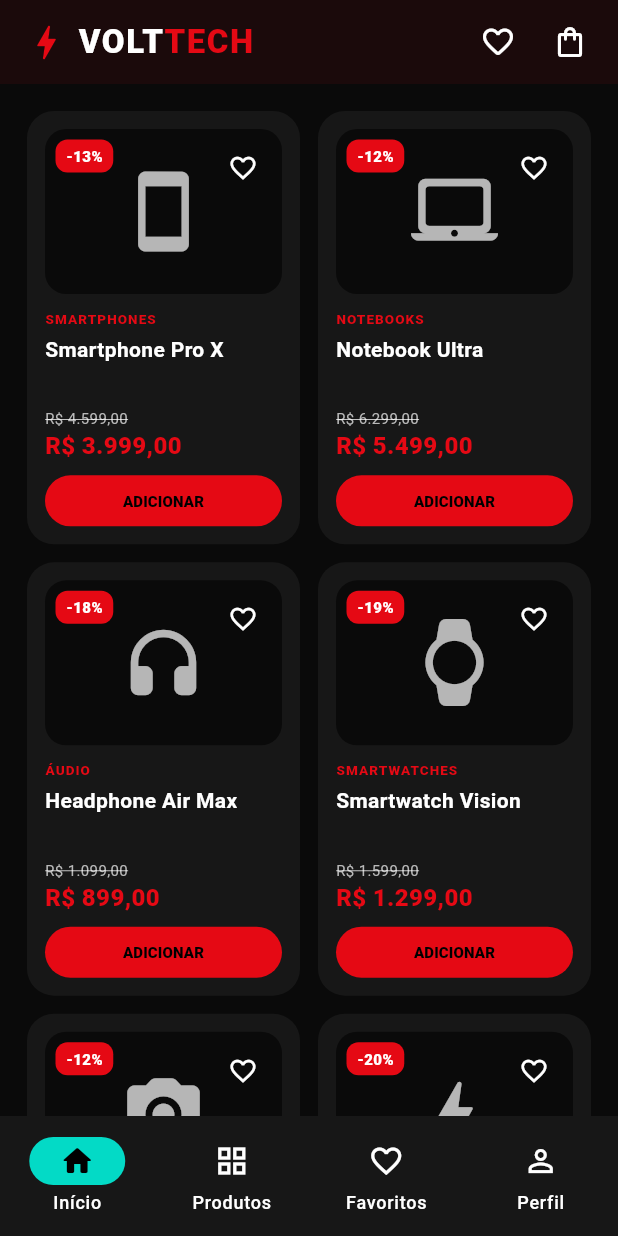
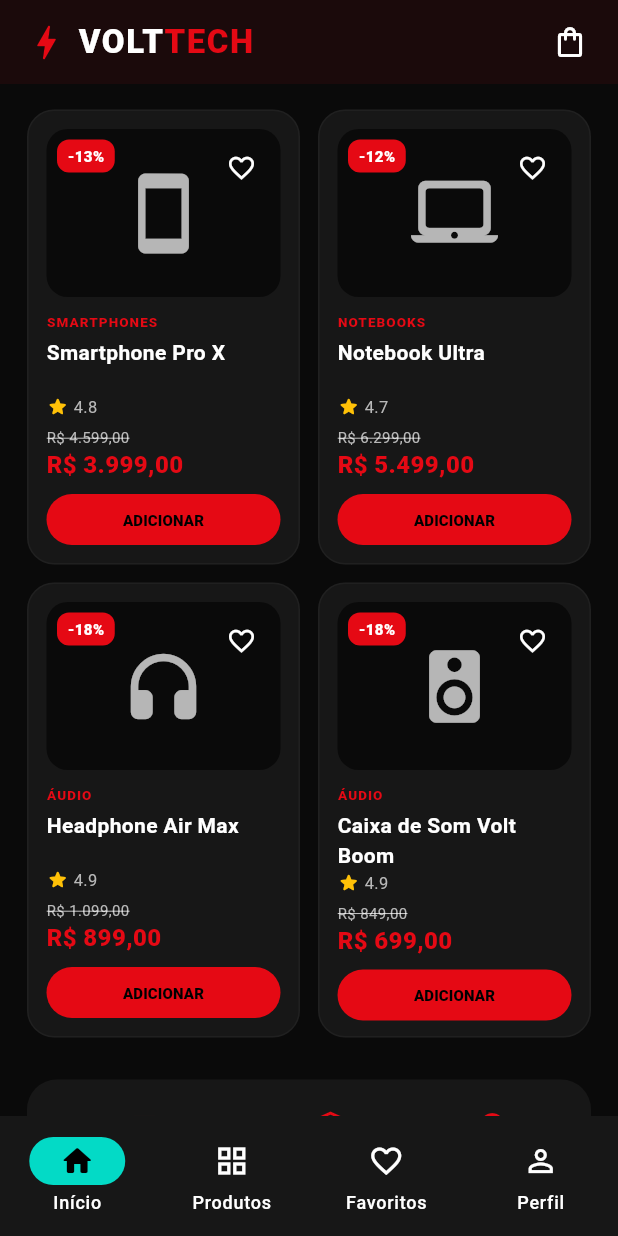
Before and after one commit to camposdigo/VoltTech, a Flutter app: the screen it shows after launch, scrolled down 576 dp, on a phone screen of 412 x 824 dp. Run offline on Flutter 3.47's test engine with Material 3 defaults, Android fonts, the light colour scheme and no system bars; our stand-ins replace supabase_flutter; accounts and stored records are empty.

Commit message:
CP5: implementa navegação e home funcional

```diff
--- a/lib/screens/home_screen.dart
+++ b/lib/screens/home_screen.dart
@@ -1,5 +1,14 @@
 import 'package:flutter/material.dart';
+import '../controllers/volttech_store.dart';
+import '../data/mock_products.dart';
+import '../models/product.dart';
 import '../theme/app_theme.dart';
+import '../widgets/product_card.dart';
+import 'cart_screen.dart';
+import 'favorites_screen.dart';
+import 'product_details_screen.dart';
+import 'products_screen.dart';
+import 'profile_screen.dart';
 
 class HomeScreen extends StatefulWidget {
   const HomeScreen({super.key});
@@ -10,150 +19,52 @@ class HomeScreen extends StatefulWidget {
 
 class _HomeScreenState extends State<HomeScreen> {
   int currentIndex = 0;
-  int cartItems = 0;
-  String selectedCategory = 'Todos';
 
-  final categories = const [
-    ('Todos', Icons.grid_view_rounded),
-    ('Smartphones', Icons.smartphone_rounded),
-    ('Notebooks', Icons.laptop_mac_rounded),
-    ('Áudio', Icons.headphones_rounded),
-    ('Câmeras', Icons.photo_camera_rounded),
-    ('Smartwatches', Icons.watch_rounded),
-    ('Acessórios', Icons.cable_rounded),
+  final pages = const [
+    _HomeTab(),
+    ProductsScreen(),
+    FavoritesScreen(),
+    ProfileScreen(),
   ];
 
-  final products = const [
-    Product('Smartphone Pro X', 'Smartphones', 'R\$ 3.999,00', 'R\$ 4.599,00', Icons.smartphone_rounded, 13),
-    Product('Notebook Ultra', 'Notebooks', 'R\$ 5.499,00', 'R\$ 6.299,00', Icons.laptop_mac_rounded, 12),
-    Product('Headphone Air Max', 'Áudio', 'R\$ 899,00', 'R\$ 1.099,00', Icons.headphones_rounded, 18),
-    Product('Smartwatch Vision', 'Smartwatches', 'R\$ 1.299,00', 'R\$ 1.599,00', Icons.watch_rounded, 19),
-    Product('Câmera Vision 4K', 'Câmeras', 'R\$ 2.799,00', 'R\$ 3.199,00', Icons.photo_camera_rounded, 12),
-    Product('Carregador Turbo 65W', 'Acessórios', 'R\$ 199,00', 'R\$ 249,00', Icons.bolt_rounded, 20),
-  ];
+  final titles = const ['VoltTech', 'Produtos', 'Favoritos', 'Perfil'];
 
   @override
   Widget build(BuildContext context) {
-    final visible = selectedCategory == 'Todos'
-        ? products
-        : products.where((p) => p.category == selectedCategory).toList();
+    final store = VoltTechStore.instance;
 
     return Scaffold(
       appBar: AppBar(
-        title: const Row(children: [
+        title: currentIndex == 0
+            ? const Row(
+                children: [
                   Icon(Icons.bolt_rounded, color: AppTheme.primary, size: 30),
                   SizedBox(width: 6),
                   Text('VOLT', style: TextStyle(fontWeight: FontWeight.w900, letterSpacing: 1)),
                   Text('TECH', style: TextStyle(color: AppTheme.primary, fontWeight: FontWeight.w900, letterSpacing: 1)),
-        ]),
+                ],
+              )
+            : Text(titles[currentIndex], style: const TextStyle(fontWeight: FontWeight.w900)),
         actions: [
-          IconButton(onPressed: () {}, icon: const Icon(Icons.favorite_border_rounded)),
-          Badge(
-            label: Text('$cartItems'),
-            isLabelVisible: cartItems > 0,
-            child: IconButton(onPressed: () {}, icon: const Icon(Icons.shopping_bag_outlined)),
+          AnimatedBuilder(
+            animation: store,
+            builder: (context, _) => Badge(
+              label: Text(store.cartCount.toString()),
+              isLabelVisible: store.cartCount > 0,
+              child: IconButton(
+                tooltip: 'Carrinho',
+                onPressed: () => Navigator.of(context).push(MaterialPageRoute(builder: (_) => const CartScreen())),
+                icon: const Icon(Icons.shopping_bag_outlined),
+              ),
+            ),
           ),
           const SizedBox(width: 8),
         ],
       ),
-      body: SafeArea(
-        child: ListView(
-          padding: const EdgeInsets.fromLTRB(18, 8, 18, 28),
-          children: [
-            TextField(
-              decoration: InputDecoration(
-                hintText: 'O que você está procurando?',
-                prefixIcon: const Icon(Icons.search_rounded),
-                suffixIcon: IconButton(onPressed: () {}, icon: const Icon(Icons.tune_rounded)),
-                filled: true,
-                fillColor: AppTheme.surface,
-                border: OutlineInputBorder(borderRadius: BorderRadius.circular(16), borderSide: BorderSide.none),
-              ),
-            ),
-            const SizedBox(height: 20),
-            Container(
-              padding: const EdgeInsets.all(24),
-              decoration: BoxDecoration(
-                gradient: const LinearGradient(colors: [Color(0xFF1B090B), Color(0xFF090909)]),
-                borderRadius: BorderRadius.circular(24),
-                border: Border.all(color: AppTheme.primary.withValues(alpha: .35)),
-              ),
-              child: Row(children: [
-                Expanded(child: Column(crossAxisAlignment: CrossAxisAlignment.start, children: [
-                  Container(
-                    padding: const EdgeInsets.symmetric(horizontal: 10, vertical: 5),
-                    decoration: BoxDecoration(color: AppTheme.primary, borderRadius: BorderRadius.circular(20)),
-                    child: const Text('OFERTA RELÂMPAGO', style: TextStyle(fontSize: 10, fontWeight: FontWeight.w900)),
-                  ),
-                  const SizedBox(height: 14),
-                  const Text('Tecnologia que\nacelera seu mundo.', style: TextStyle(fontSize: 27, fontWeight: FontWeight.w900, height: 1.05)),
-                  const SizedBox(height: 10),
-                  const Text('Até 30% OFF em produtos selecionados.', style: TextStyle(color: AppTheme.textSecondary, fontSize: 13)),
-                  const SizedBox(height: 16),
-                  FilledButton(onPressed: () {}, child: const Text('VER OFERTAS')),
-                ])),
-                const SizedBox(width: 10),
-                const Icon(Icons.devices_rounded, size: 82, color: AppTheme.primary),
-              ]),
-            ),
-            const SizedBox(height: 26),
-            const _SectionTitle(title: 'Categorias', action: 'Ver todas'),
-            const SizedBox(height: 14),
-            SizedBox(
-              height: 86,
-              child: ListView.separated(
-                scrollDirection: Axis.horizontal,
-                itemCount: categories.length,
-                separatorBuilder: (_, __) => const SizedBox(width: 10),
-                itemBuilder: (_, i) {
-                  final item = categories[i];
-                  final active = selectedCategory == item.$1;
-                  return InkWell(
-                    borderRadius: BorderRadius.circular(16),
-                    onTap: () => setState(() => selectedCategory = item.$1),
-                    child: Container(
-                      width: 88,
-                      padding: const EdgeInsets.all(10),
-                      decoration: BoxDecoration(
-                        color: active ? AppTheme.primary : AppTheme.surface,
-                        borderRadius: BorderRadius.circular(16),
-                      ),
-                      child: Column(mainAxisAlignment: MainAxisAlignment.center, children: [
-                        Icon(item.$2, size: 25),
-                        const SizedBox(height: 7),
-                        Text(item.$1, maxLines: 1, overflow: TextOverflow.ellipsis, style: const TextStyle(fontSize: 11, fontWeight: FontWeight.w600)),
-                      ]),
-                    ),
-                  );
-                },
-              ),
-            ),
-            const SizedBox(height: 28),
-            const _SectionTitle(title: 'Mais vendidos', action: 'Ver todos'),
-            const SizedBox(height: 14),
-            GridView.builder(
-              shrinkWrap: true,
-              physics: const NeverScrollableScrollPhysics(),
-              itemCount: visible.length,
-              gridDelegate: const SliverGridDelegateWithFixedCrossAxisCount(crossAxisCount: 2, childAspectRatio: .63, crossAxisSpacing: 12, mainAxisSpacing: 12),
-              itemBuilder: (_, i) => _ProductCard(product: visible[i], onAdd: () => setState(() => cartItems++)),
-            ),
-            const SizedBox(height: 28),
-            Container(
-              padding: const EdgeInsets.all(20),
-              decoration: BoxDecoration(color: AppTheme.surface, borderRadius: BorderRadius.circular(20)),
-              child: const Row(mainAxisAlignment: MainAxisAlignment.spaceAround, children: [
-                _Benefit(Icons.local_shipping_outlined, 'Entrega rápida'),
-                _Benefit(Icons.verified_user_outlined, 'Compra segura'),
-                _Benefit(Icons.workspace_premium_outlined, 'Garantia'),
-              ]),
-            ),
-          ],
-        ),
-      ),
+      body: IndexedStack(index: currentIndex, children: pages),
       bottomNavigationBar: NavigationBar(
         selectedIndex: currentIndex,
-        onDestinationSelected: (i) => setState(() => currentIndex = i),
+        onDestinationSelected: (index) => setState(() => currentIndex = index),
         destinations: const [
           NavigationDestination(icon: Icon(Icons.home_outlined), selectedIcon: Icon(Icons.home_rounded), label: 'Início'),
           NavigationDestination(icon: Icon(Icons.grid_view_outlined), selectedIcon: Icon(Icons.grid_view_rounded), label: 'Produtos'),
@@ -165,47 +76,176 @@ class _HomeScreenState extends State<HomeScreen> {
   }
 }
 
-class Product {
-  final String name, category, price, oldPrice;
-  final IconData icon;
-  final int discount;
-  const Product(this.name, this.category, this.price, this.oldPrice, this.icon, this.discount);
+class _HomeTab extends StatelessWidget {
+  const _HomeTab();
+
+  @override
+  Widget build(BuildContext context) {
+    final featured = mockProducts.take(4).toList();
+
+    return ListView(
+      padding: const EdgeInsets.fromLTRB(18, 8, 18, 28),
+      children: [
+        TextField(
+          readOnly: true,
+          onTap: () => Navigator.of(context).push(MaterialPageRoute(builder: (_) => const _CatalogPage())),
+          decoration: const InputDecoration(
+            hintText: 'O que você está procurando?',
+            prefixIcon: Icon(Icons.search_rounded),
+            suffixIcon: Icon(Icons.tune_rounded),
+          ),
+        ),
+        const SizedBox(height: 20),
+        Container(
+          padding: const EdgeInsets.all(24),
+          decoration: BoxDecoration(
+            gradient: const LinearGradient(colors: [Color(0xFF1B090B), Color(0xFF090909)]),
+            borderRadius: BorderRadius.circular(24),
+            border: Border.all(color: AppTheme.primary, width: .5),
+          ),
+          child: Row(
+            children: [
+              Expanded(
+                child: Column(
+                  crossAxisAlignment: CrossAxisAlignment.start,
+                  children: [
+                    Container(
+                      padding: const EdgeInsets.symmetric(horizontal: 10, vertical: 5),
+                      decoration: BoxDecoration(color: AppTheme.primary, borderRadius: BorderRadius.circular(20)),
+                      child: const Text('OFERTA RELÂMPAGO', style: TextStyle(fontSize: 10, fontWeight: FontWeight.w900)),
+                    ),
+                    const SizedBox(height: 14),
+                    const Text('Tecnologia que\nacelera seu mundo.', style: TextStyle(fontSize: 27, fontWeight: FontWeight.w900, height: 1.05)),
+                    const SizedBox(height: 10),
+                    const Text('Até 30% OFF em produtos selecionados.', style: TextStyle(color: AppTheme.textSecondary, fontSize: 13)),
+                    const SizedBox(height: 16),
+                    FilledButton(
+                      onPressed: () => Navigator.of(context).push(MaterialPageRoute(builder: (_) => const _CatalogPage())),
+                      child: const Text('VER OFERTAS'),
+                    ),
+                  ],
+                ),
+              ),
+              const SizedBox(width: 10),
+              const Icon(Icons.devices_rounded, size: 82, color: AppTheme.primary),
+            ],
+          ),
+        ),
+        const SizedBox(height: 26),
+        const _SectionTitle(title: 'Categorias'),
+        const SizedBox(height: 14),
+        SizedBox(
+          height: 86,
+          child: ListView.separated(
+            scrollDirection: Axis.horizontal,
+            itemCount: mockCategories.length - 1,
+            separatorBuilder: (_, __) => const SizedBox(width: 10),
+            itemBuilder: (_, index) {
+              final category = mockCategories[index + 1];
+              return InkWell(
+                borderRadius: BorderRadius.circular(16),
+                onTap: () => Navigator.of(context).push(
+                  MaterialPageRoute(builder: (_) => _CatalogPage(initialCategory: category)),
+                ),
+                child: Container(
+                  width: 92,
+                  padding: const EdgeInsets.all(10),
+                  decoration: BoxDecoration(color: AppTheme.surface, borderRadius: BorderRadius.circular(16)),
+                  child: Column(
+                    mainAxisAlignment: MainAxisAlignment.center,
+                    children: [
+                      Icon(_categoryIcon(category), size: 25, color: AppTheme.primary),
+                      const SizedBox(height: 7),
+                      Text(category, maxLines: 1, overflow: TextOverflow.ellipsis, style: const TextStyle(fontSize: 11, fontWeight: FontWeight.w600)),
+                    ],
+                  ),
+                ),
+              );
+            },
+          ),
+        ),
+        const SizedBox(height: 28),
+        const _SectionTitle(title: 'Mais vendidos'),
+        const SizedBox(height: 14),
+        GridView.builder(
+          shrinkWrap: true,
+          physics: const NeverScrollableScrollPhysics(),
+          itemCount: featured.length,
+          gridDelegate: const SliverGridDelegateWithFixedCrossAxisCount(
+            crossAxisCount: 2,
+            childAspectRatio: .60,
+            crossAxisSpacing: 12,
+            mainAxisSpacing: 12,
+          ),
+          itemBuilder: (_, index) {
+            final product = featured[index];
+            return ProductCard(
+              product: product,
+              onTap: () => Navigator.of(context).push(
+                MaterialPageRoute(builder: (_) => ProductDetailsScreen(product: product)),
+              ),
+            );
+          },
+        ),
+        const SizedBox(height: 28),
+        Container(
+          padding: const EdgeInsets.all(20),
+          decoration: BoxDecoration(color: AppTheme.surface, borderRadius: BorderRadius.circular(20)),
+          child: const Row(
+            mainAxisAlignment: MainAxisAlignment.spaceAround,
+            children: [
+              _Benefit(Icons.local_shipping_outlined, 'Entrega rápida'),
+              _Benefit(Icons.verified_user_outlined, 'Compra segura'),
+              _Benefit(Icons.workspace_premium_outlined, 'Garantia'),
+            ],
+          ),
+        ),
+      ],
+    );
+  }
+
+  IconData _categoryIcon(String category) {
+    switch (category) {
+      case 'Smartphones':
+        return Icons.smartphone_rounded;
+      case 'Notebooks':
+        return Icons.laptop_mac_rounded;
+      case 'Áudio':
+        return Icons.headphones_rounded;
+      case 'Câmeras':
+        return Icons.photo_camera_rounded;
+      case 'Smartwatches':
+        return Icons.watch_rounded;
+      default:
+        return Icons.cable_rounded;
+    }
+  }
+}
+
+class _CatalogPage extends StatelessWidget {
+  final String initialCategory;
+  const _CatalogPage({this.initialCategory = 'Todos'});
+
+  @override
+  Widget build(BuildContext context) {
+    return Scaffold(
+      appBar: AppBar(title: const Text('Catálogo')),
+      body: ProductsScreen(initialCategory: initialCategory),
+    );
+  }
 }
 
 class _SectionTitle extends StatelessWidget {
-  final String title, action;
-  const _SectionTitle({required this.title, required this.action});
+  final String title;
+  const _SectionTitle({required this.title});
+
   @override
-  Widget build(BuildContext context) => Row(mainAxisAlignment: MainAxisAlignment.spaceBetween, children: [
+  Widget build(BuildContext context) => Row(
+        mainAxisAlignment: MainAxisAlignment.spaceBetween,
+        children: [
           Text(title, style: const TextStyle(fontSize: 20, fontWeight: FontWeight.w800)),
-    Text(action, style: const TextStyle(color: AppTheme.primary, fontSize: 12, fontWeight: FontWeight.w700)),
-  ]);
-}
-
-class _ProductCard extends StatelessWidget {
-  final Product product;
-  final VoidCallback onAdd;
-  const _ProductCard({required this.product, required this.onAdd});
-  @override
-  Widget build(BuildContext context) => Container(
-    padding: const EdgeInsets.all(12),
-    decoration: BoxDecoration(color: AppTheme.surface, borderRadius: BorderRadius.circular(18)),
-    child: Column(crossAxisAlignment: CrossAxisAlignment.start, children: [
-      Stack(children: [
-        Container(height: 110, decoration: BoxDecoration(color: AppTheme.background, borderRadius: BorderRadius.circular(14)), child: Center(child: Icon(product.icon, size: 58, color: Colors.white70))),
-        Positioned(top: 7, left: 7, child: Container(padding: const EdgeInsets.symmetric(horizontal: 7, vertical: 4), decoration: BoxDecoration(color: AppTheme.primary, borderRadius: BorderRadius.circular(8)), child: Text('-${product.discount}%', style: const TextStyle(fontSize: 10, fontWeight: FontWeight.w800)))),
-        Positioned(top: 2, right: 2, child: IconButton(onPressed: () {}, icon: const Icon(Icons.favorite_border, size: 20))),
-      ]),
-      const SizedBox(height: 10),
-      Text(product.category.toUpperCase(), style: const TextStyle(color: AppTheme.primary, fontSize: 9, fontWeight: FontWeight.w800, letterSpacing: .7)),
-      const SizedBox(height: 4),
-      Text(product.name, maxLines: 2, overflow: TextOverflow.ellipsis, style: const TextStyle(fontWeight: FontWeight.w700, fontSize: 14)),
-      const Spacer(),
-      Text(product.oldPrice, style: const TextStyle(color: AppTheme.textSecondary, fontSize: 10, decoration: TextDecoration.lineThrough)),
-      Text(product.price, style: const TextStyle(color: AppTheme.primary, fontSize: 16, fontWeight: FontWeight.w900)),
-      const SizedBox(height: 8),
-      SizedBox(width: double.infinity, height: 34, child: FilledButton(onPressed: onAdd, child: const Text('ADICIONAR', style: TextStyle(fontSize: 10, fontWeight: FontWeight.w800)))),
-    ]),
+          const Text('Ver todos', style: TextStyle(color: AppTheme.primary, fontSize: 12, fontWeight: FontWeight.w700)),
+        ],
       );
 }
 
@@ -213,6 +253,13 @@ class _Benefit extends StatelessWidget {
   final IconData icon;
   final String label;
   const _Benefit(this.icon, this.label);
+
   @override
-  Widget build(BuildContext context) => Column(children: [Icon(icon, color: AppTheme.primary), const SizedBox(height: 6), Text(label, style: const TextStyle(fontSize: 10, fontWeight: FontWeight.w600))]);
+  Widget build(BuildContext context) => Column(
+        children: [
+          Icon(icon, color: AppTheme.primary),
+          const SizedBox(height: 6),
+          Text(label, style: const TextStyle(fontSize: 10, fontWeight: FontWeight.w600)),
+        ],
+      );
 }
```
Lines whose indentation alone changed are shown as unchanged.
